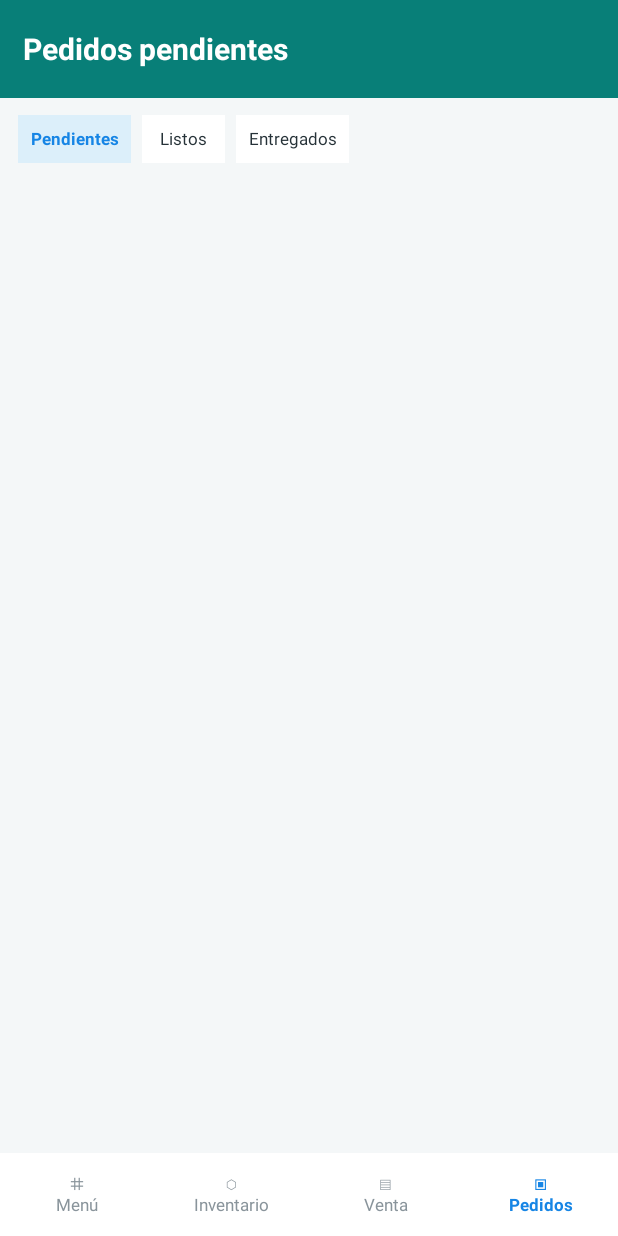
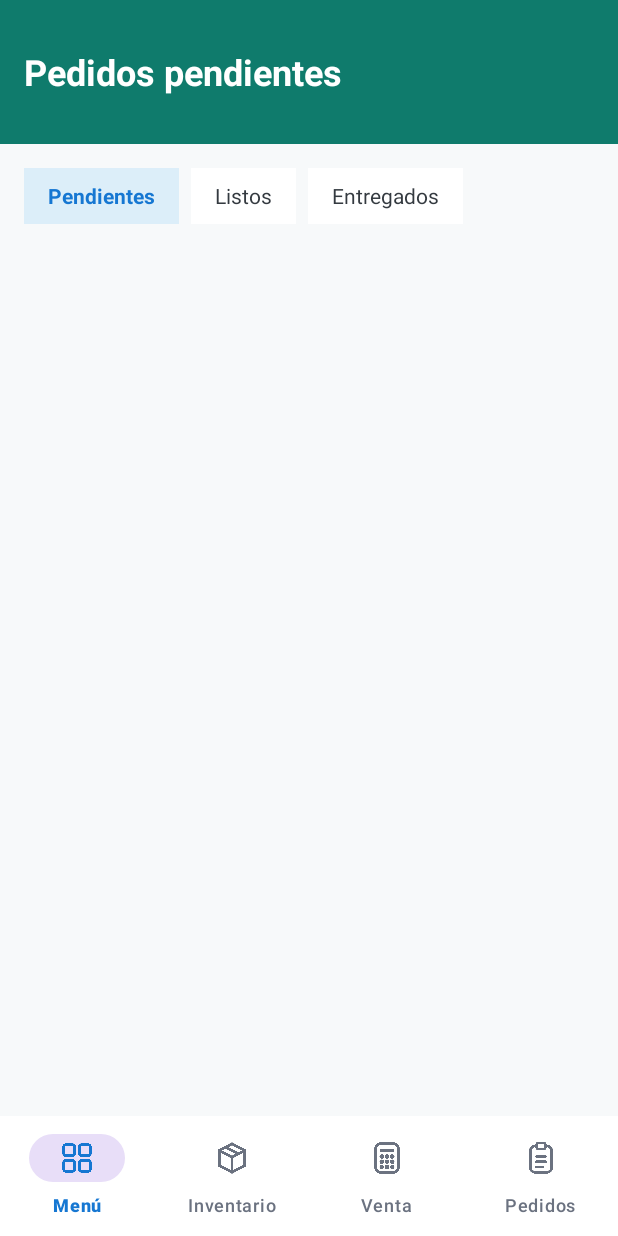
Before and after one commit to yeniseyflores718-cloud/MiTiendita, an Android app: the PedidosPendientes screen opened directly, with no data from a screen before it, on a phone screen of 412 x 824 dp. Run offline under Robolectric (Android 15) with nearby library versions, the phone set to English and light mode, and no system bars.

Commit message:
Pantalla de pedidos pendientes, falta la de menu empleado para que esta funcione

```diff
--- a/app/src/main/res/layout/activity_pedidos_pendientes.xml
+++ b/app/src/main/res/layout/activity_pedidos_pendientes.xml
@@ -2,133 +2,118 @@
 <androidx.constraintlayout.widget.ConstraintLayout
     xmlns:android="http://schemas.android.com/apk/res/android"
     xmlns:app="http://schemas.android.com/apk/res-auto"
+    xmlns:tools="http://schemas.android.com/tools"
     android:id="@+id/main"
     android:layout_width="match_parent"
     android:layout_height="match_parent"
-    android:background="#F4F7F8">
+    android:background="#F7F9FA">
 
+    <!-- Encabezado -->
     <LinearLayout
         android:id="@+id/encabezado"
-        android:layout_width="match_parent"
-        android:layout_height="65dp"
-        android:background="#087F78"
+        android:layout_width="0dp"
+        android:layout_height="96dp"
+        android:background="#0F7B6C"
         android:gravity="center_vertical"
-        android:padding="15dp"
-        app:layout_constraintTop_toTopOf="parent">
+        android:orientation="horizontal"
+        android:paddingStart="16dp"
+        android:paddingEnd="16dp"
+        app:layout_constraintTop_toTopOf="parent"
+        app:layout_constraintStart_toStartOf="parent"
+        app:layout_constraintEnd_toEndOf="parent">
 
         <TextView
             android:layout_width="wrap_content"
             android:layout_height="wrap_content"
             android:text="Pedidos pendientes"
             android:textColor="#FFFFFF"
-            android:textSize="20sp"
+            android:textSize="24sp"
             android:textStyle="bold"/>
 
     </LinearLayout>
 
+    <!-- Pestañas -->
     <LinearLayout
         android:id="@+id/pestanas"
-        android:layout_width="match_parent"
-        android:layout_height="55dp"
+        android:layout_width="0dp"
+        android:layout_height="wrap_content"
+        android:layout_marginStart="16dp"
+        android:layout_marginTop="16dp"
+        android:layout_marginEnd="16dp"
         android:gravity="center_vertical"
         android:orientation="horizontal"
-        android:paddingLeft="12dp"
-        app:layout_constraintTop_toBottomOf="@id/encabezado">
+        app:layout_constraintTop_toBottomOf="@id/encabezado"
+        app:layout_constraintStart_toStartOf="parent"
+        app:layout_constraintEnd_toEndOf="parent">
 
         <TextView
             android:id="@+id/tvPendientes"
-            android:layout_width="75dp"
-            android:layout_height="32dp"
-            android:background="#DCEFFA"
+            android:layout_width="wrap_content"
+            android:layout_height="37dp"
+            android:background="#DCEEF9"
             android:gravity="center"
+            android:paddingStart="16dp"
+            android:paddingEnd="16dp"
             android:text="Pendientes"
-            android:textColor="#1685E5"
-            android:textSize="11sp"
+            android:textColor="#1677D2"
+            android:textSize="14sp"
             android:textStyle="bold"/>
 
         <TextView
             android:id="@+id/tvListos"
-            android:layout_width="55dp"
-            android:layout_height="32dp"
-            android:layout_marginLeft="7dp"
+            android:layout_width="wrap_content"
+            android:layout_height="37dp"
+            android:layout_marginStart="8dp"
             android:background="#FFFFFF"
             android:gravity="center"
+            android:paddingStart="16dp"
+            android:paddingEnd="16dp"
             android:text="Listos"
-            android:textColor="#263238"
-            android:textSize="11sp"/>
+            android:textColor="#343A40"
+            android:textSize="14sp"/>
 
         <TextView
             android:id="@+id/tvEntregados"
-            android:layout_width="75dp"
-            android:layout_height="32dp"
-            android:layout_marginLeft="7dp"
+            android:layout_width="wrap_content"
+            android:layout_height="37dp"
+            android:layout_marginStart="8dp"
             android:background="#FFFFFF"
             android:gravity="center"
+            android:paddingStart="16dp"
+            android:paddingEnd="16dp"
             android:text="Entregados"
-            android:textColor="#263238"
-            android:textSize="11sp"/>
+            android:textColor="#343A40"
+            android:textSize="14sp"/>
 
     </LinearLayout>
 
+    <!-- Lista de pedidos -->
     <androidx.recyclerview.widget.RecyclerView
         android:id="@+id/rvPedidos"
-        android:layout_width="match_parent"
+        android:layout_width="0dp"
         android:layout_height="0dp"
+        android:layout_marginStart="16dp"
+        android:layout_marginTop="12dp"
+        android:layout_marginEnd="16dp"
         android:clipToPadding="false"
-        android:padding="12dp"
+        android:paddingBottom="80dp"
         app:layout_constraintTop_toBottomOf="@id/pestanas"
-        app:layout_constraintBottom_toTopOf="@id/navegacion"/>
+        app:layout_constraintBottom_toTopOf="@id/bottom_nav"
+        app:layout_constraintStart_toStartOf="parent"
+        app:layout_constraintEnd_toEndOf="parent"/>
 
-    <LinearLayout
-        android:id="@+id/navegacion"
-        android:layout_width="match_parent"
-        android:layout_height="55dp"
+    <!-- Barra de navegación -->
+    <com.google.android.material.bottomnavigation.BottomNavigationView
+        android:id="@+id/bottom_nav"
+        android:layout_width="0dp"
+        android:layout_height="wrap_content"
         android:background="#FFFFFF"
-        android:gravity="center"
-        android:orientation="horizontal"
-        app:layout_constraintBottom_toBottomOf="parent">
-
-        <TextView
-            android:id="@+id/navMenu"
-            android:layout_width="0dp"
-            android:layout_height="wrap_content"
-            android:layout_weight="1"
-            android:gravity="center"
-            android:text="⌗\nMenú"
-            android:textColor="#89949B"
-            android:textSize="11sp"/>
-
-        <TextView
-            android:id="@+id/navInventario"
-            android:layout_width="0dp"
-            android:layout_height="wrap_content"
-            android:layout_weight="1"
-            android:gravity="center"
-            android:text="⬡\nInventario"
-            android:textColor="#89949B"
-            android:textSize="11sp"/>
-
-        <TextView
-            android:id="@+id/navVenta"
-            android:layout_width="0dp"
-            android:layout_height="wrap_content"
-            android:layout_weight="1"
-            android:gravity="center"
-            android:text="▤\nVenta"
-            android:textColor="#89949B"
-            android:textSize="11sp"/>
-
-        <TextView
-            android:id="@+id/navPedidos"
-            android:layout_width="0dp"
-            android:layout_height="wrap_content"
-            android:layout_weight="1"
-            android:gravity="center"
-            android:text="▣\nPedidos"
-            android:textColor="#1685E5"
-            android:textSize="11sp"
-            android:textStyle="bold"/>
-
-    </LinearLayout>
+        app:itemIconTint="@color/color"
+        app:itemTextColor="@color/color"
+        app:labelVisibilityMode="labeled"
+        app:layout_constraintBottom_toBottomOf="parent"
+        app:layout_constraintEnd_toEndOf="parent"
+        app:layout_constraintStart_toStartOf="parent"
+        app:menu="@menu/menu_inferior"/>
 
 </androidx.constraintlayout.widget.ConstraintLayout>
--- a/app/src/main/res/layout/item_pedido.xml
+++ b/app/src/main/res/layout/item_pedido.xml
@@ -3,11 +3,13 @@
     xmlns:android="http://schemas.android.com/apk/res/android"
     android:layout_width="match_parent"
     android:layout_height="wrap_content"
-    android:layout_marginBottom="10dp"
+    android:layout_marginBottom="8dp"
     android:background="#FFFFFF"
+    android:elevation="2dp"
     android:orientation="vertical"
-    android:padding="14dp">
+    android:padding="10dp">
 
+    <!-- Número y estado -->
     <LinearLayout
         android:layout_width="match_parent"
         android:layout_height="wrap_content"
@@ -21,7 +23,7 @@
             android:layout_weight="1"
             android:text="Pedido #0042"
             android:textColor="#263238"
-            android:textSize="15sp"
+            android:textSize="14sp"
             android:textStyle="bold"/>
 
         <TextView
@@ -29,18 +31,22 @@
             android:layout_width="wrap_content"
             android:layout_height="wrap_content"
             android:background="#DDF3E9"
-            android:padding="7dp"
+            android:paddingStart="9dp"
+            android:paddingEnd="9dp"
+            android:paddingTop="4dp"
+            android:paddingBottom="4dp"
             android:text="Pendiente"
             android:textColor="#16865B"
-            android:textSize="11sp"
+            android:textSize="10sp"
             android:textStyle="bold"/>
 
     </LinearLayout>
 
+    <!-- Cliente y total -->
     <LinearLayout
         android:layout_width="match_parent"
         android:layout_height="wrap_content"
-        android:layout_marginTop="10dp"
+        android:layout_marginTop="5dp"
         android:gravity="center_vertical"
         android:orientation="horizontal">
 
@@ -51,7 +57,7 @@
             android:layout_weight="1"
             android:text="Nombre del cliente"
             android:textColor="#263238"
-            android:textSize="13sp"/>
+            android:textSize="12sp"/>
 
         <TextView
             android:id="@+id/txtTotalPedido"
@@ -59,18 +65,19 @@
             android:layout_height="wrap_content"
             android:text="$133.00"
             android:textColor="#006D65"
-            android:textSize="16sp"
+            android:textSize="15sp"
             android:textStyle="bold"/>
 
     </LinearLayout>
 
+    <!-- Detalles -->
     <TextView
         android:id="@+id/txtDetallesPedido"
         android:layout_width="match_parent"
         android:layout_height="wrap_content"
-        android:layout_marginTop="8dp"
-        android:text="2 artículos · recoger · 21:47"
+        android:layout_marginTop="5dp"
+        android:text="3 productos · Efectivo al recoger · 10:15"
         android:textColor="#89949B"
-        android:textSize="11sp"/>
+        android:textSize="10sp"/>
 
 </LinearLayout>
```
